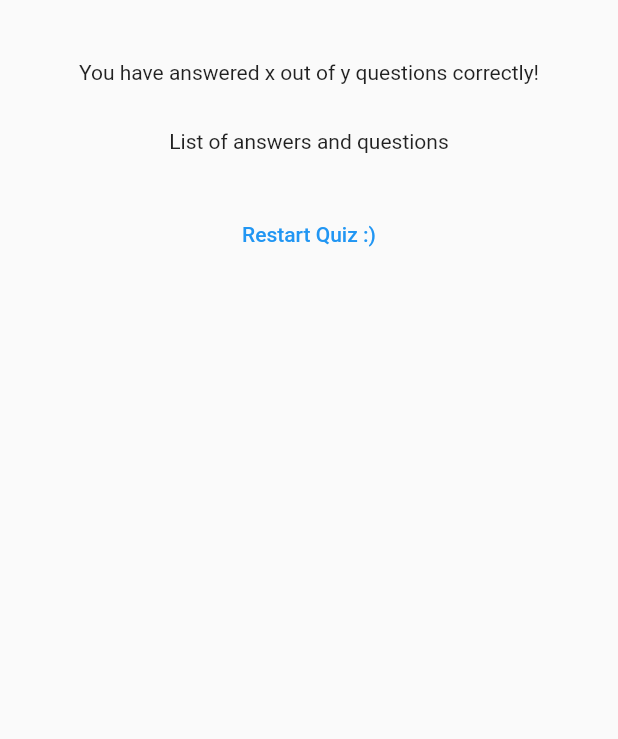
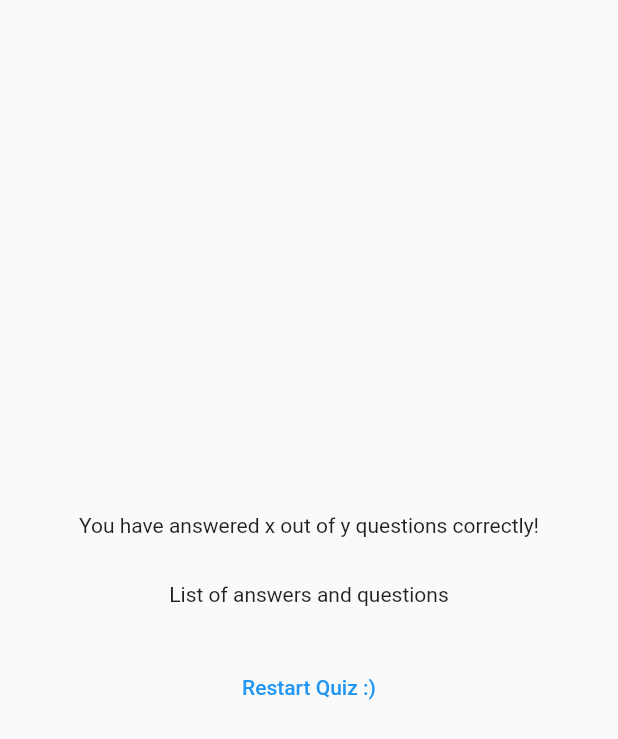
Before and after one commit to Md-Shoyab/flutter_quiz_app, a Flutter app: the ResultScreen widget shown alone on an empty page, opened directly, on a phone screen of 412 x 824 dp. Shown: the top 739 px of the screen. Run offline on Flutter 3.47's test engine with Material 2 defaults, Android fonts, the phone set to English and light mode, and no system bars; our stand-ins replace google_fonts.

Commit message:
Set text alignment to center on the result screen.

```diff
--- a/lib/screens/result_screen.dart
+++ b/lib/screens/result_screen.dart
@@ -10,11 +10,18 @@ class ResultScreen extends StatelessWidget {
       child: Container(
         margin: const EdgeInsets.all(40),
         child: Column(
-
+          mainAxisAlignment: MainAxisAlignment.center,
+          crossAxisAlignment: CrossAxisAlignment.stretch,
           children: [
-            const Text('You have answered x out of y questions correctly!'),
+            const Text(
+              'You have answered x out of y questions correctly!',
+              textAlign: TextAlign.center,
+            ),
             const SizedBox(height: 30),
-            const Text('List of answers and questions'),
+            const Text(
+              'List of answers and questions',
+              textAlign: TextAlign.center,
+            ),
             const SizedBox(height: 30),
             TextButton(
               onPressed: () {},
```
